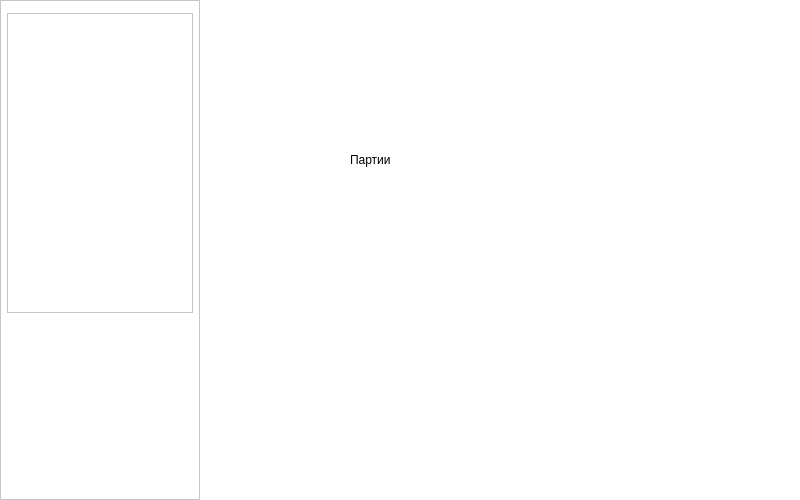
mnekovtoroy/BoardGameApp, file mainwindow.ui: the form before one commit.
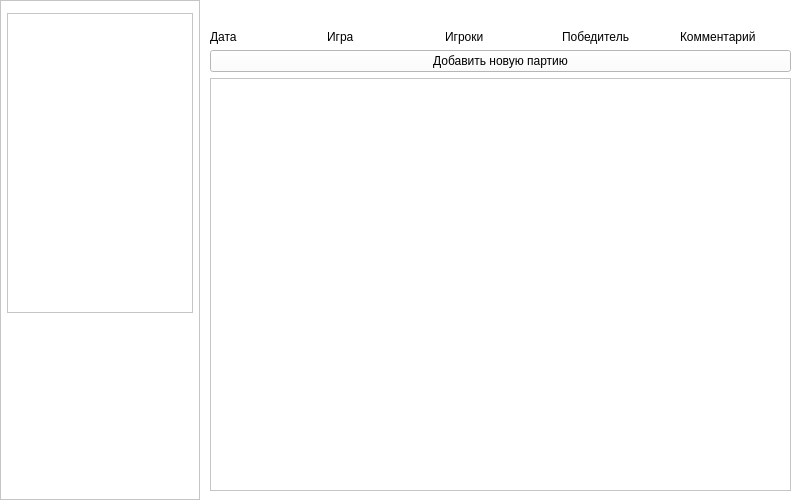
The form after the commit.

Commit message: some plays tab ui

```diff
--- a/mainwindow.ui
+++ b/mainwindow.ui
@@ -81,18 +81,80 @@
      <string notr="true"/>
     </property>
     <widget class="QWidget" name="Plays">
-     <widget class="QLabel" name="label">
+     <widget class="QWidget" name="verticalLayoutWidget">
       <property name="geometry">
        <rect>
-        <x>150</x>
-        <y>150</y>
-        <width>63</width>
-        <height>20</height>
+        <x>10</x>
+        <y>30</y>
+        <width>581</width>
+        <height>461</height>
        </rect>
       </property>
-      <property name="text">
-       <string>Партии</string>
-      </property>
+      <layout class="QVBoxLayout" name="playsLayout">
+       <item>
+        <layout class="QHBoxLayout" name="head">
+         <item>
+          <widget class="QLabel" name="date">
+           <property name="text">
+            <string>Дата</string>
+           </property>
+          </widget>
+         </item>
+         <item>
+          <widget class="QLabel" name="game">
+           <property name="text">
+            <string>Игра</string>
+           </property>
+          </widget>
+         </item>
+         <item>
+          <widget class="QLabel" name="players">
+           <property name="text">
+            <string>Игроки</string>
+           </property>
+          </widget>
+         </item>
+         <item>
+          <widget class="QLabel" name="victor">
+           <property name="text">
+            <string>Победитель</string>
+           </property>
+          </widget>
+         </item>
+         <item>
+          <widget class="QLabel" name="comment">
+           <property name="text">
+            <string>Комментарий</string>
+           </property>
+          </widget>
+         </item>
+        </layout>
+       </item>
+       <item>
+        <widget class="QPushButton" name="addNewPlay">
+         <property name="text">
+          <string>Добавить новую партию</string>
+         </property>
+        </widget>
+       </item>
+       <item>
+        <widget class="QScrollArea" name="playList">
+         <property name="widgetResizable">
+          <bool>true</bool>
+         </property>
+         <widget class="QWidget" name="scrollAreaWidgetContents">
+          <property name="geometry">
+           <rect>
+            <x>0</x>
+            <y>0</y>
+            <width>577</width>
+            <height>392</height>
+           </rect>
+          </property>
+         </widget>
+        </widget>
+       </item>
+      </layout>
      </widget>
     </widget>
     <widget class="QWidget" name="Games">
```
The commit also changes 1 other file.
